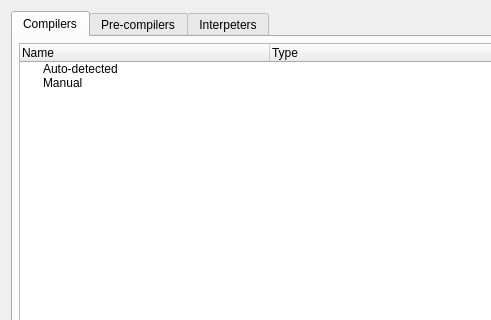
Qt form data/forms/settings_page_build_and_run.ui (pythoningLearning/hackedit) before a commit; both pictures show x 0 to 491 and y 0 to 320 of the 1205 by 847 pixel window.
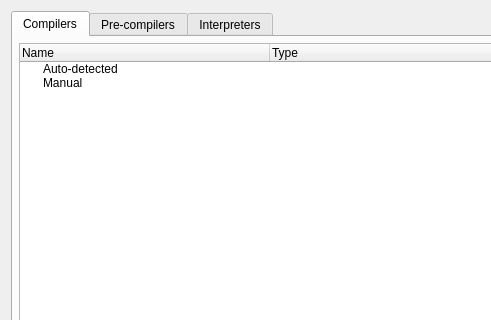
The same form after that commit. The open tabs and pages were chosen to show the change. Icons and pictures are not drawn. Custom widgets are drawn as their Qt base class.

```diff
--- a/data/forms/settings_page_build_and_run.ui
+++ b/data/forms/settings_page_build_and_run.ui
@@ -732,7 +732,7 @@
      </widget>
      <widget class="QWidget" name="tab_interpreters">
       <attribute name="title">
-       <string>Interpeters</string>
+       <string>Interpreters</string>
       </attribute>
       <layout class="QGridLayout" name="gridLayout_4">
        <item row="0" column="0">
```
Left out of the diff: 11 changed lines with no effect on the pictures.
